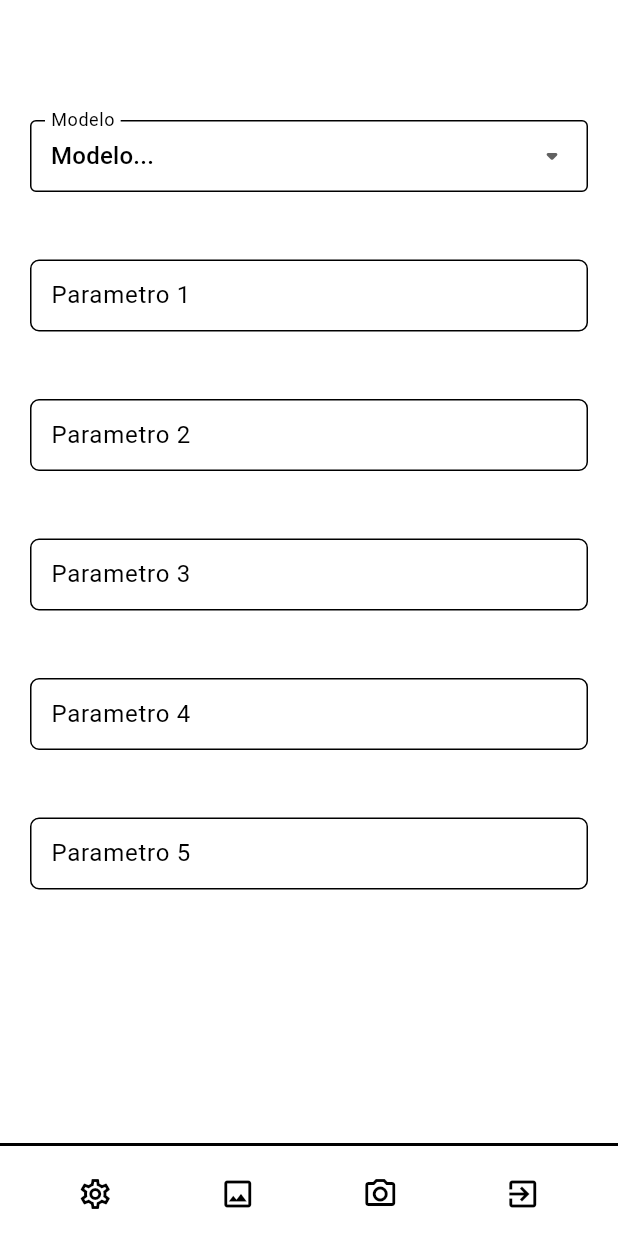
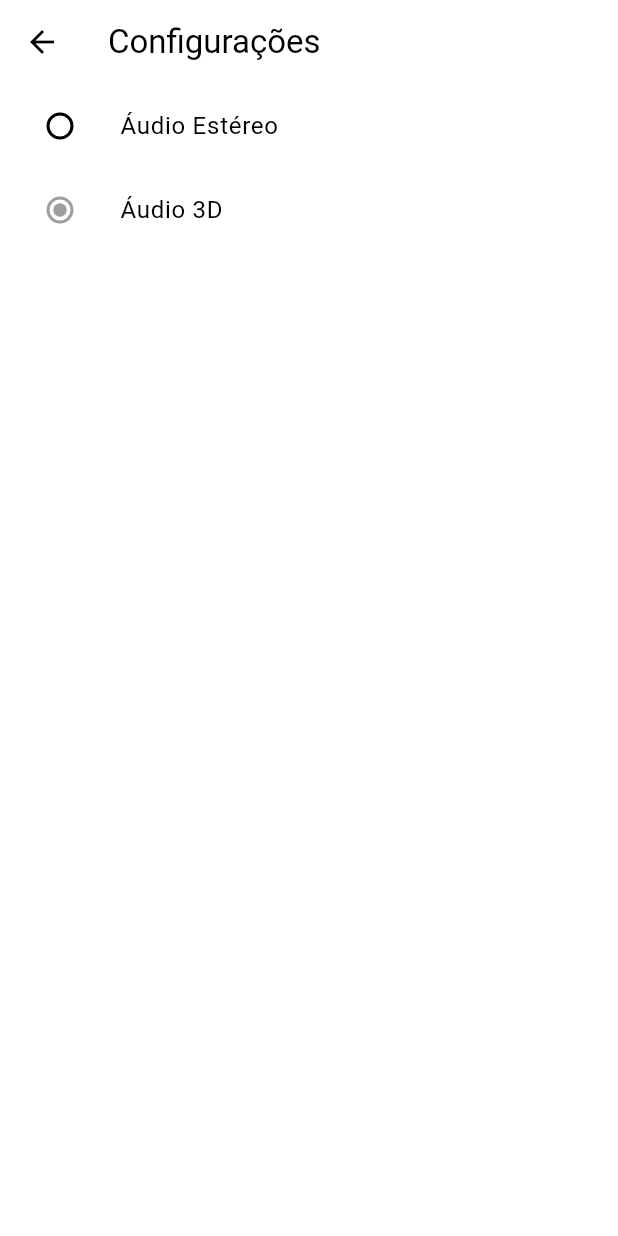
Before and after one commit to MariPinas/PIBIFSP-2024, a Flutter app: the screen it shows after launch, item 3 of the bottom bar chosen, after a tap on the "settings" icon, on a phone screen of 412 x 824 dp. Run offline on Flutter 3.47's test engine with Material 3 defaults, Android fonts, the light colour scheme and no system bars; our stand-ins replace camera, flutter_tts, get; missing offline and left inert: camera_camera, flutter_soloud, flutter_vision.

Commit message:
:sparkles: add audio config

```diff
--- a/lib/conf_page.dart
+++ b/lib/conf_page.dart
@@ -1,188 +1,37 @@
-import 'package:first_project_flutter/cam_page.dart';
-import 'package:first_project_flutter/livecam_page.dart';
+import 'package:first_project_flutter/providers/conf_provider.dart';
 import 'package:flutter/material.dart';
-import 'package:flutter/services.dart';
+import 'package:provider/provider.dart';
 
-class ConfPage extends StatefulWidget {
-  const ConfPage({super.key});
-
-  @override
-  State<ConfPage> createState() {
-    return ConfPageState();
-  }
-}
-
-class ConfPageState extends State<ConfPage> {
-  ConfPageState() {
-    _selectedVal = _dropOpcoes[0];
-  }
-  final _dropOpcoes = [
-    '',
-    'Rede Neural 1',
-    'Rede neural 2',
-    'Rede neural 3',
-    'Rede neural 4'
-  ];
-  String? _selectedVal = "";
-
+class ConfPage extends StatelessWidget {
   @override
   Widget build(BuildContext context) {
+    final provider = Provider.of<ConfiguracaoProvider>(context);
+
     return Scaffold(
-      body: SingleChildScrollView(
-        child: Column(
-          children: [
-            Padding(
-              padding: const EdgeInsets.only(
-                  left: 20, right: 20, bottom: 5, top: 80),
-              child: DropdownButtonFormField(
-                value: _selectedVal,
-                items: _dropOpcoes
-                    .map((e) => DropdownMenuItem(
-                        child: Text(e.isEmpty ? 'Modelo...' : e), value: e))
-                    .toList(),
-                onChanged: (val) {
-                  setState(() {
-                    _selectedVal = val as String;
-                  });
-                },
-                icon: const Icon(Icons.arrow_drop_down_rounded),
-                decoration: const InputDecoration(
-                    contentPadding:
-                        EdgeInsets.only(top: 10, bottom: 10, left: 10),
-                    labelText: "Modelo",
-                    border: OutlineInputBorder()),
-              ),
-            ),
-            Center(
-              child: Padding(
-                padding: const EdgeInsets.only(
-                    left: 20, right: 20, bottom: 5, top: 40),
-                child: TextField(
-                  decoration: InputDecoration(
-                    contentPadding:
-                        const EdgeInsets.only(top: 10, bottom: 10, left: 10),
-                    labelText: 'Parametro 1',
-                    border: OutlineInputBorder(
-                        borderRadius: BorderRadius.circular(6)),
-                  ),
-                ),
-              ),
-            ),
-            Center(
-              child: Padding(
-                padding: const EdgeInsets.only(
-                    left: 20, right: 20, bottom: 5, top: 40),
-                child: TextField(
-                  decoration: InputDecoration(
-                    contentPadding:
-                        const EdgeInsets.only(top: 10, bottom: 10, left: 10),
-                    labelText: 'Parametro 2',
-                    border: OutlineInputBorder(
-                        borderRadius: BorderRadius.circular(6)),
-                  ),
-                ),
-              ),
-            ),
-            Center(
-              child: Padding(
-                padding: const EdgeInsets.only(
-                    left: 20, right: 20, bottom: 5, top: 40),
-                child: TextField(
-                  decoration: InputDecoration(
-                    contentPadding:
-                        const EdgeInsets.only(top: 10, bottom: 10, left: 10),
-                    labelText: 'Parametro 3',
-                    border: OutlineInputBorder(
-                        borderRadius: BorderRadius.circular(6)),
-                  ),
-                ),
-              ),
-            ),
-            Center(
-              child: Padding(
-                padding: const EdgeInsets.only(
-                    left: 20, right: 20, bottom: 5, top: 40),
-                child: TextField(
-                  decoration: InputDecoration(
-                    contentPadding:
-                        const EdgeInsets.only(top: 10, bottom: 10, left: 10),
-                    labelText: 'Parametro 4',
-                    border: OutlineInputBorder(
-                        borderRadius: BorderRadius.circular(6)),
-                  ),
-                ),
-              ),
-            ),
-            Center(
-              child: Padding(
-                padding: const EdgeInsets.only(left: 20, right: 20, top: 40),
-                child: TextField(
-                  decoration: InputDecoration(
-
-                    contentPadding:
-                        const EdgeInsets.only(top: 10, bottom: 10, left: 10),
-                    labelText: 'Parametro 5',
-                    border: OutlineInputBorder(
-                        borderRadius: BorderRadius.circular(6)),
-                  ),
-                ),
-              ),
-            ),
-          ],
-        ),
-      ),
-      extendBody: true,
-      bottomNavigationBar: Container(
-        decoration: const BoxDecoration(
-          border: Border(
-            top: BorderSide(
-              color: Colors.black,
-              width: 2.0,
+      appBar: AppBar(title: Text("Configurações")),
+      body: Column(
+        children: [
+          ListTile(
+            title: Text("Áudio Estéreo"),
+            leading: Radio<AudioMode>(
+              value: AudioMode.stereo,
+              groupValue: provider.audioMode,
+              onChanged: (value) {
+                provider.setAudioMode(value!);
+              },
             ),
           ),
-        ),
-        child: BottomAppBar(
-          height: 60,
-          color: Colors.white,
-          child: IconTheme(
-            data: IconThemeData(color: Theme.of(context).colorScheme.onSurface),
-            child: Row(
-              mainAxisAlignment: MainAxisAlignment.spaceAround,
-              children: [
-                IconButton(
-                  icon: const Icon(Icons.settings_outlined),
-                  onPressed: () {
-                    Navigator.of(context).push(
-                      MaterialPageRoute(builder: (context) => ConfPage()),
-                    );
-                  },
-                ),
-                IconButton(
-                  icon: const Icon(Icons.image_outlined),
-                  onPressed: () {
-                    Navigator.of(context).push(
-                      MaterialPageRoute(builder: (context) => CamPage()),
-                    );
-                  },
-                ),
-                IconButton(
-                  icon: const Icon(Icons.camera_alt_outlined),
-                  onPressed: () {
-                    Navigator.of(context).push(
-                      MaterialPageRoute(builder: (context) => LiveCamPage()),
-                    );
-                  },
-                ),
-                IconButton(
-                  icon: const Icon(Icons.exit_to_app_outlined),
-                  onPressed: () {
-                    SystemNavigator.pop();
-                  },
-                ),
-              ],
+          ListTile(
+            title: Text("Áudio 3D"),
+            leading: Radio<AudioMode>(
+              value: AudioMode.audio3d,
+              groupValue: provider.audioMode,
+              onChanged: (value) {
+                provider.setAudioMode(value!);
+              },
             ),
           ),
-        ),
+        ],
       ),
     );
   }
--- a/lib/livecam_page.dart
+++ b/lib/livecam_page.dart
@@ -1,5 +1,7 @@
 // LiveCamPage.dart
+import 'package:first_project_flutter/providers/conf_provider.dart';
 import 'package:flutter/cupertino.dart';
+import 'package:provider/provider.dart';
 import 'package:vector_math/vector_math_64.dart';
 import 'package:first_project_flutter/cam_page.dart';
 import 'package:first_project_flutter/conf_page.dart';
@@ -144,7 +146,20 @@ class _LiveCamPageState extends State<LiveCamPage> {
         yoloResults = result;
       });
       //speakText(yoloResults);
-      await play3DSounds(result);
+      //await play3DSounds(result);
+      await _playAudioBasedOnMode(context, result);
+    }
+  }
+
+  Future<void> _playAudioBasedOnMode(
+      BuildContext context, List<Map<String, dynamic>> detectedObjects) async {
+    final audioMode =
+        Provider.of<ConfiguracaoProvider>(context, listen: false).audioMode;
+
+    if (audioMode == AudioMode.audio3d) {
+      await play3DSounds(detectedObjects);
+    } else {
+      await speakText(detectedObjects);
     }
   }
 
@@ -176,25 +191,26 @@ class _LiveCamPageState extends State<LiveCamPage> {
       }
     }
   }
-  // Future<void> speakText(List<Map<String, dynamic>> detectedObjects) async {
-  //   List<String> objectNames = detectedObjects.map((result) {
-  //     return result['tag'].toString();
-  //   }).toList();
 
-  //   objectNames.sort();
-  //   String currentResult = objectNames.join(', ');
-  //   DateTime currentTime = DateTime.now();
+  Future<void> speakText(List<Map<String, dynamic>> detectedObjects) async {
+    List<String> objectNames = detectedObjects.map((result) {
+      return result['tag'].toString();
+    }).toList();
 
-  //   int timeIntervalInSeconds = 5;
-  //   if (currentResult != previousResult ||
-  //       currentTime.difference(lastSpokenTime).inSeconds >
-  //           timeIntervalInSeconds) {
-  //     await flutterTts.setSpeechRate(1.0);
-  //     await flutterTts.speak(currentResult);
-  //     previousResult = currentResult;
-  //     lastSpokenTime = currentTime;
-  //   }
-  // }
+    objectNames.sort();
+    String currentResult = objectNames.join(', ');
+    DateTime currentTime = DateTime.now();
+
+    int timeIntervalInSeconds = 5;
+    if (currentResult != previousResult ||
+        currentTime.difference(lastSpokenTime).inSeconds >
+            timeIntervalInSeconds) {
+      await flutterTts.setSpeechRate(1.0);
+      await flutterTts.speak(currentResult);
+      previousResult = currentResult;
+      lastSpokenTime = currentTime;
+    }
+  }
 
   String getPositionLabel(double centerX, double centerY, Size screen) {
     double thirdWidth = screen.width / 3;
--- a/lib/main.dart
+++ b/lib/main.dart
@@ -1,11 +1,19 @@
-import 'package:first_project_flutter/themes/theme.dart';
 import 'package:flutter/material.dart';
-import 'widgets/app_widget.dart';
+import 'package:provider/provider.dart';
 import 'package:get/get.dart';
 
-main() {
-  runApp(GetMaterialApp( // Use GetMaterialApp como widget raiz
-    theme: theme,
-    home: AppWidget(),
-  ));
+import 'themes/theme.dart';
+import 'widgets/app_widget.dart';
+import 'providers/conf_provider.dart'; // Crie a pasta providers
+
+void main() {
+  runApp(
+    ChangeNotifierProvider(
+      create: (_) => ConfiguracaoProvider(),
+      child: GetMaterialApp(
+        theme: theme,
+        home: AppWidget(),
+      ),
+    ),
+  );
 }
--- /dev/null
+++ b/lib/providers/conf_provider.dart
@@ -0,0 +1,14 @@
+import 'package:flutter/material.dart';
+
+enum AudioMode { stereo, audio3d }
+
+class ConfiguracaoProvider extends ChangeNotifier {
+  AudioMode _audioMode = AudioMode.audio3d; // padrão inicial
+
+  AudioMode get audioMode => _audioMode;
+
+  void setAudioMode(AudioMode mode) {
+    _audioMode = mode;
+    notifyListeners();
+  }
+}
--- a/pubspec.yaml
+++ b/pubspec.yaml
@@ -23,6 +23,7 @@ dependencies:
   flutter_tts: ^4.1.0
   flutter_soloud: ^1.2.5
   vector_math: 2.1.4
+  provider: ^6.0.5
 
 dev_dependencies:
   flutter_test:
```
